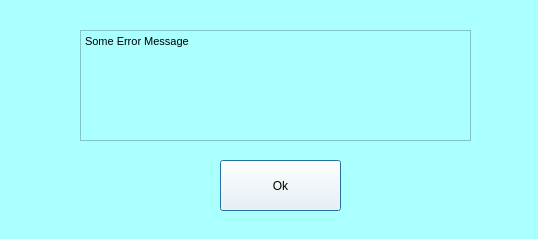
Qt form error_win.ui (Fayadkhan8911/Medico-Desktop-App) before a commit.
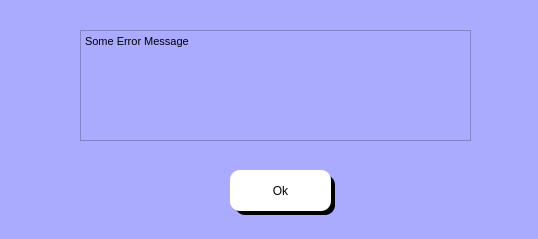
The same form after that commit.

Diff of the .ui file:
```diff
--- a/error_win.ui
+++ b/error_win.ui
@@ -14,19 +14,25 @@
    <string>Dialog</string>
   </property>
   <property name="styleSheet">
-   <string notr="true">background-color: rgb(170, 255, 255);</string>
+   <string notr="true">background-color: rgb(170, 170, 255);</string>
   </property>
   <widget class="QPushButton" name="ok_btn">
    <property name="geometry">
     <rect>
-     <x>220</x>
-     <y>160</y>
-     <width>121</width>
-     <height>51</height>
+     <x>230</x>
+     <y>170</y>
+     <width>101</width>
+     <height>41</height>
     </rect>
    </property>
    <property name="styleSheet">
-    <string notr="true">background-color: rgb(255, 255, 255);</string>
+    <string notr="true">background-color: rgb(255, 255, 255);
+font: 12pt &quot;MS Shell Dlg 2&quot;;
+border-top-left-radius:10px;
+border-bottom-left-radius:10px;
+border-top-right-radius:10px;
+border-bottom-right-radius:10px;
+</string>
    </property>
    <property name="text">
     <string>Ok</string>
@@ -52,6 +58,32 @@
 &lt;p style=&quot; margin-top:0px; margin-bottom:0px; margin-left:0px; margin-right:0px; -qt-block-indent:0; text-indent:0px;&quot;&gt;&lt;span style=&quot; font-size:8.25pt;&quot;&gt;Some Error Message&lt;/span&gt;&lt;/p&gt;&lt;/body&gt;&lt;/html&gt;</string>
    </property>
   </widget>
+  <widget class="QLabel" name="label_7">
+   <property name="geometry">
+    <rect>
+     <x>235</x>
+     <y>175</y>
+     <width>100</width>
+     <height>40</height>
+    </rect>
+   </property>
+   <property name="styleSheet">
+    <string notr="true">background-color: rgb(0, 0, 0);
+font: 12pt &quot;MS Shell Dlg 2&quot;;
+border-top-left-radius:10px;
+border-bottom-left-radius:10px;
+border-top-right-radius:10px;
+border-bottom-right-radius:10px;
+color: rgb(255, 255, 255);
+</string>
+   </property>
+   <property name="text">
+    <string/>
+   </property>
+  </widget>
+  <zorder>error_msg_text</zorder>
+  <zorder>label_7</zorder>
+  <zorder>ok_btn</zorder>
  </widget>
  <resources/>
  <connections/>
```
